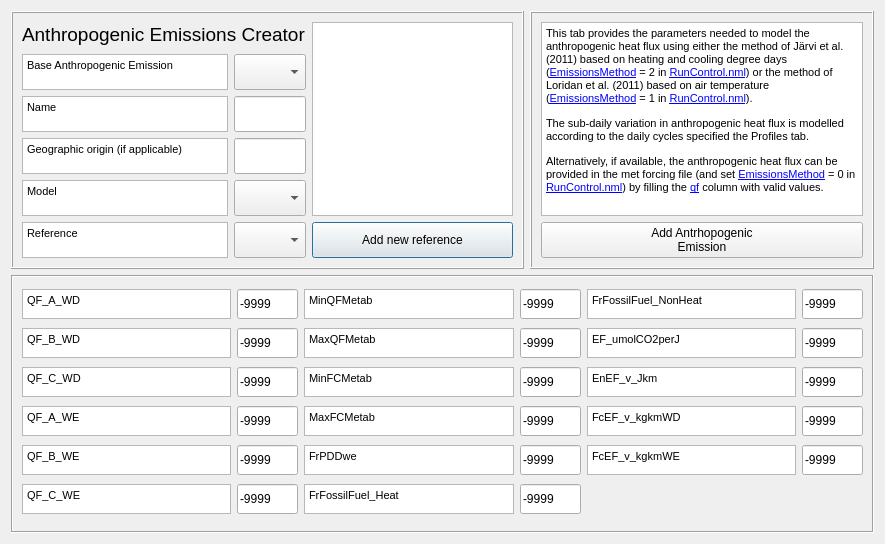
The window that tabs/anthropogenic_emission_tab.ui (gusbacos/suews_database_manager) describes before a commit, drawn with Qt 5.
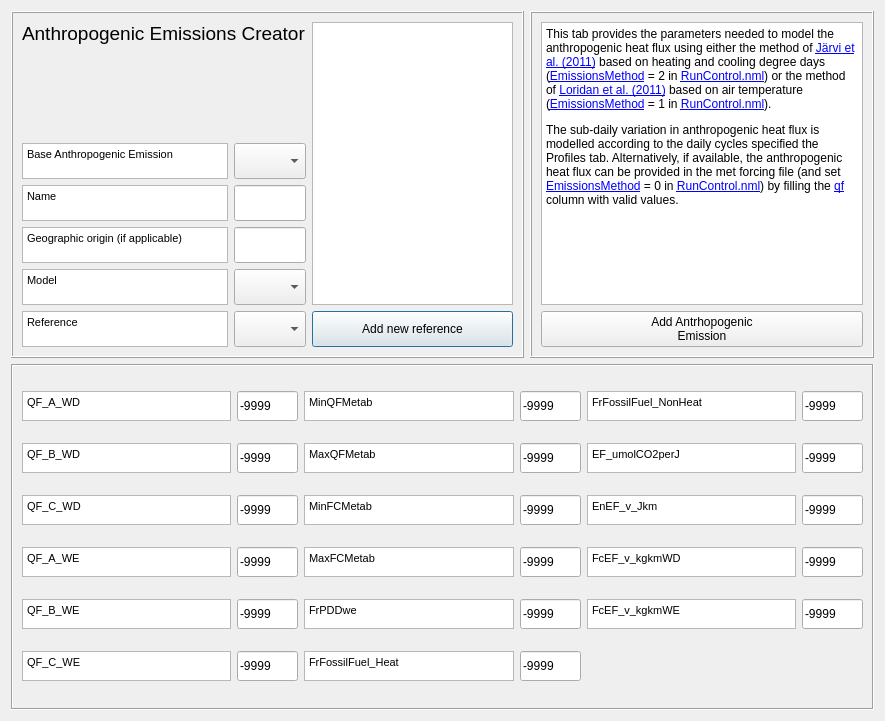
The same window after the commit. Custom widgets are drawn as their Qt base class.

```diff
--- a/tabs/anthropogenic_emission_tab.ui
+++ b/tabs/anthropogenic_emission_tab.ui
@@ -7,7 +7,7 @@
     <x>0</x>
     <y>0</y>
     <width>885</width>
-    <height>544</height>
+    <height>721</height>
    </rect>
   </property>
   <property name="sizePolicy">
@@ -41,102 +41,7 @@
       <enum>QFrame::Raised</enum>
      </property>
      <layout class="QGridLayout" name="gridLayout_2">
-      <item row="5" column="0">
-       <widget class="QTextBrowser" name="textBrowserOrig_2">
-        <property name="sizePolicy">
-         <sizepolicy hsizetype="Preferred" vsizetype="Preferred">
-          <horstretch>0</horstretch>
-          <verstretch>0</verstretch>
-         </sizepolicy>
-        </property>
-        <property name="maximumSize">
-         <size>
-          <width>500</width>
-          <height>36</height>
-         </size>
-        </property>
-        <property name="html">
-         <string>&lt;!DOCTYPE HTML PUBLIC &quot;-//W3C//DTD HTML 4.0//EN&quot; &quot;http://www.w3.org/TR/REC-html40/strict.dtd&quot;&gt;
-&lt;html&gt;&lt;head&gt;&lt;meta name=&quot;qrichtext&quot; content=&quot;1&quot; /&gt;&lt;style type=&quot;text/css&quot;&gt;
-p, li { white-space: pre-wrap; }
-&lt;/style&gt;&lt;/head&gt;&lt;body style=&quot; font-family:'MS Shell Dlg 2'; font-size:12pt; font-weight:400; font-style:normal;&quot;&gt;
-&lt;p style=&quot; margin-top:0px; margin-bottom:0px; margin-left:0px; margin-right:0px; -qt-block-indent:0; text-indent:0px;&quot;&gt;&lt;span style=&quot; font-size:8pt;&quot;&gt;Reference&lt;/span&gt;&lt;/p&gt;&lt;/body&gt;&lt;/html&gt;</string>
-        </property>
-       </widget>
-      </item>
-      <item row="5" column="1">
-       <widget class="QComboBox" name="comboBoxRef">
-        <property name="sizePolicy">
-         <sizepolicy hsizetype="Preferred" vsizetype="Preferred">
-          <horstretch>0</horstretch>
-          <verstretch>0</verstretch>
-         </sizepolicy>
-        </property>
-        <property name="minimumSize">
-         <size>
-          <width>0</width>
-          <height>14</height>
-         </size>
-        </property>
-        <property name="maximumSize">
-         <size>
-          <width>500</width>
-          <height>36</height>
-         </size>
-        </property>
-        <item>
-         <property name="text">
-          <string/>
-         </property>
-        </item>
-       </widget>
-      </item>
-      <item row="3" column="0">
-       <widget class="QTextBrowser" name="textBrowserOrig">
-        <property name="sizePolicy">
-         <sizepolicy hsizetype="Preferred" vsizetype="Preferred">
-          <horstretch>0</horstretch>
-          <verstretch>0</verstretch>
-         </sizepolicy>
-        </property>
-        <property name="maximumSize">
-         <size>
-          <width>500</width>
-          <height>36</height>
-         </size>
-        </property>
-        <property name="html">
-         <string>&lt;!DOCTYPE HTML PUBLIC &quot;-//W3C//DTD HTML 4.0//EN&quot; &quot;http://www.w3.org/TR/REC-html40/strict.dtd&quot;&gt;
-&lt;html&gt;&lt;head&gt;&lt;meta name=&quot;qrichtext&quot; content=&quot;1&quot; /&gt;&lt;style type=&quot;text/css&quot;&gt;
-p, li { white-space: pre-wrap; }
-&lt;/style&gt;&lt;/head&gt;&lt;body style=&quot; font-family:'MS Shell Dlg 2'; font-size:12pt; font-weight:400; font-style:normal;&quot;&gt;
-&lt;p style=&quot; margin-top:0px; margin-bottom:0px; margin-left:0px; margin-right:0px; -qt-block-indent:0; text-indent:0px;&quot;&gt;&lt;span style=&quot; font-size:8pt;&quot;&gt;Geographic origin (if applicable)&lt;/span&gt;&lt;/p&gt;&lt;/body&gt;&lt;/html&gt;</string>
-        </property>
-       </widget>
-      </item>
-      <item row="2" column="1">
-       <widget class="QgsFilterLineEdit" name="textEditName">
-        <property name="sizePolicy">
-         <sizepolicy hsizetype="Preferred" vsizetype="Preferred">
-          <horstretch>0</horstretch>
-          <verstretch>0</verstretch>
-         </sizepolicy>
-        </property>
-        <property name="maximumSize">
-         <size>
-          <width>16777215</width>
-          <height>36</height>
-         </size>
-        </property>
-        <property name="inputMethodHints">
-         <set>Qt::ImhNone</set>
-        </property>
-        <property name="qgisRelation" stdset="0">
-         <string notr="true"/>
-        </property>
-       </widget>
-      </item>
-      <item row="1" column="0">
+      <item row="2" column="0">
        <widget class="QTextBrowser" name="textBrowserBaseAnEm">
         <property name="sizePolicy">
          <sizepolicy hsizetype="Preferred" vsizetype="Preferred">
@@ -154,12 +59,58 @@
          <string>&lt;!DOCTYPE HTML PUBLIC &quot;-//W3C//DTD HTML 4.0//EN&quot; &quot;http://www.w3.org/TR/REC-html40/strict.dtd&quot;&gt;
 &lt;html&gt;&lt;head&gt;&lt;meta name=&quot;qrichtext&quot; content=&quot;1&quot; /&gt;&lt;style type=&quot;text/css&quot;&gt;
 p, li { white-space: pre-wrap; }
-&lt;/style&gt;&lt;/head&gt;&lt;body style=&quot; font-family:'MS Shell Dlg 2'; font-size:12pt; font-weight:400; font-style:normal;&quot;&gt;
+&lt;/style&gt;&lt;/head&gt;&lt;body style=&quot; font-family:'MS Shell Dlg 2'; font-size:7.8pt; font-weight:400; font-style:normal;&quot;&gt;
 &lt;p style=&quot; margin-top:0px; margin-bottom:0px; margin-left:0px; margin-right:0px; -qt-block-indent:0; text-indent:0px;&quot;&gt;&lt;span style=&quot; font-size:8pt;&quot;&gt;Base Anthropogenic Emission&lt;/span&gt;&lt;/p&gt;&lt;/body&gt;&lt;/html&gt;</string>
         </property>
        </widget>
       </item>
-      <item row="5" column="2">
+      <item row="4" column="0">
+       <widget class="QTextBrowser" name="textBrowserOrig">
+        <property name="sizePolicy">
+         <sizepolicy hsizetype="Preferred" vsizetype="Preferred">
+          <horstretch>0</horstretch>
+          <verstretch>0</verstretch>
+         </sizepolicy>
+        </property>
+        <property name="maximumSize">
+         <size>
+          <width>500</width>
+          <height>36</height>
+         </size>
+        </property>
+        <property name="html">
+         <string>&lt;!DOCTYPE HTML PUBLIC &quot;-//W3C//DTD HTML 4.0//EN&quot; &quot;http://www.w3.org/TR/REC-html40/strict.dtd&quot;&gt;
+&lt;html&gt;&lt;head&gt;&lt;meta name=&quot;qrichtext&quot; content=&quot;1&quot; /&gt;&lt;style type=&quot;text/css&quot;&gt;
+p, li { white-space: pre-wrap; }
+&lt;/style&gt;&lt;/head&gt;&lt;body style=&quot; font-family:'MS Shell Dlg 2'; font-size:7.8pt; font-weight:400; font-style:normal;&quot;&gt;
+&lt;p style=&quot; margin-top:0px; margin-bottom:0px; margin-left:0px; margin-right:0px; -qt-block-indent:0; text-indent:0px;&quot;&gt;&lt;span style=&quot; font-size:8pt;&quot;&gt;Geographic origin (if applicable)&lt;/span&gt;&lt;/p&gt;&lt;/body&gt;&lt;/html&gt;</string>
+        </property>
+       </widget>
+      </item>
+      <item row="5" column="0">
+       <widget class="QTextBrowser" name="textBrowserOrig_3">
+        <property name="sizePolicy">
+         <sizepolicy hsizetype="Preferred" vsizetype="Preferred">
+          <horstretch>0</horstretch>
+          <verstretch>0</verstretch>
+         </sizepolicy>
+        </property>
+        <property name="maximumSize">
+         <size>
+          <width>500</width>
+          <height>36</height>
+         </size>
+        </property>
+        <property name="html">
+         <string>&lt;!DOCTYPE HTML PUBLIC &quot;-//W3C//DTD HTML 4.0//EN&quot; &quot;http://www.w3.org/TR/REC-html40/strict.dtd&quot;&gt;
+&lt;html&gt;&lt;head&gt;&lt;meta name=&quot;qrichtext&quot; content=&quot;1&quot; /&gt;&lt;style type=&quot;text/css&quot;&gt;
+p, li { white-space: pre-wrap; }
+&lt;/style&gt;&lt;/head&gt;&lt;body style=&quot; font-family:'MS Shell Dlg 2'; font-size:7.8pt; font-weight:400; font-style:normal;&quot;&gt;
+&lt;p style=&quot; margin-top:0px; margin-bottom:0px; margin-left:0px; margin-right:0px; -qt-block-indent:0; text-indent:0px;&quot;&gt;&lt;span style=&quot; font-size:8pt;&quot;&gt;Model&lt;/span&gt;&lt;/p&gt;&lt;/body&gt;&lt;/html&gt;</string>
+        </property>
+       </widget>
+      </item>
+      <item row="6" column="2">
        <widget class="QPushButton" name="pushButtonToRefManager">
         <property name="sizePolicy">
          <sizepolicy hsizetype="Minimum" vsizetype="Expanding">
@@ -178,7 +129,45 @@
         </property>
        </widget>
       </item>
-      <item row="1" column="1">
+      <item row="0" column="2" rowspan="6">
+       <widget class="QTextBrowser" name="textBrowserRef">
+        <property name="sizePolicy">
+         <sizepolicy hsizetype="Preferred" vsizetype="Expanding">
+          <horstretch>0</horstretch>
+          <verstretch>0</verstretch>
+         </sizepolicy>
+        </property>
+        <property name="maximumSize">
+         <size>
+          <width>500</width>
+          <height>500</height>
+         </size>
+        </property>
+       </widget>
+      </item>
+      <item row="3" column="1">
+       <widget class="QgsFilterLineEdit" name="textEditName">
+        <property name="sizePolicy">
+         <sizepolicy hsizetype="Preferred" vsizetype="Preferred">
+          <horstretch>0</horstretch>
+          <verstretch>0</verstretch>
+         </sizepolicy>
+        </property>
+        <property name="maximumSize">
+         <size>
+          <width>16777215</width>
+          <height>36</height>
+         </size>
+        </property>
+        <property name="inputMethodHints">
+         <set>Qt::ImhNone</set>
+        </property>
+        <property name="qgisRelation" stdset="0">
+         <string notr="true"/>
+        </property>
+       </widget>
+      </item>
+      <item row="2" column="1">
        <widget class="QComboBox" name="comboBoxBaseAnEm">
         <property name="sizePolicy">
          <sizepolicy hsizetype="Preferred" vsizetype="Preferred">
@@ -197,7 +186,57 @@
         </property>
        </widget>
       </item>
-      <item row="3" column="1">
+      <item row="6" column="1">
+       <widget class="QComboBox" name="comboBoxRef">
+        <property name="sizePolicy">
+         <sizepolicy hsizetype="Preferred" vsizetype="Preferred">
+          <horstretch>0</horstretch>
+          <verstretch>0</verstretch>
+         </sizepolicy>
+        </property>
+        <property name="minimumSize">
+         <size>
+          <width>0</width>
+          <height>14</height>
+         </size>
+        </property>
+        <property name="maximumSize">
+         <size>
+          <width>500</width>
+          <height>36</height>
+         </size>
+        </property>
+        <item>
+         <property name="text">
+          <string/>
+         </property>
+        </item>
+       </widget>
+      </item>
+      <item row="6" column="0">
+       <widget class="QTextBrowser" name="textBrowserOrig_2">
+        <property name="sizePolicy">
+         <sizepolicy hsizetype="Preferred" vsizetype="Preferred">
+          <horstretch>0</horstretch>
+          <verstretch>0</verstretch>
+         </sizepolicy>
+        </property>
+        <property name="maximumSize">
+         <size>
+          <width>500</width>
+          <height>36</height>
+         </size>
+        </property>
+        <property name="html">
+         <string>&lt;!DOCTYPE HTML PUBLIC &quot;-//W3C//DTD HTML 4.0//EN&quot; &quot;http://www.w3.org/TR/REC-html40/strict.dtd&quot;&gt;
+&lt;html&gt;&lt;head&gt;&lt;meta name=&quot;qrichtext&quot; content=&quot;1&quot; /&gt;&lt;style type=&quot;text/css&quot;&gt;
+p, li { white-space: pre-wrap; }
+&lt;/style&gt;&lt;/head&gt;&lt;body style=&quot; font-family:'MS Shell Dlg 2'; font-size:7.8pt; font-weight:400; font-style:normal;&quot;&gt;
+&lt;p style=&quot; margin-top:0px; margin-bottom:0px; margin-left:0px; margin-right:0px; -qt-block-indent:0; text-indent:0px;&quot;&gt;&lt;span style=&quot; font-size:8pt;&quot;&gt;Reference&lt;/span&gt;&lt;/p&gt;&lt;/body&gt;&lt;/html&gt;</string>
+        </property>
+       </widget>
+      </item>
+      <item row="4" column="1">
        <widget class="QgsFilterLineEdit" name="textEditOrig">
         <property name="sizePolicy">
          <sizepolicy hsizetype="Preferred" vsizetype="Preferred">
@@ -216,7 +255,7 @@
         </property>
        </widget>
       </item>
-      <item row="2" column="0">
+      <item row="3" column="0">
        <widget class="QTextBrowser" name="textBrowserDesc">
         <property name="sizePolicy">
          <sizepolicy hsizetype="Preferred" vsizetype="Preferred">
@@ -234,35 +273,12 @@
          <string>&lt;!DOCTYPE HTML PUBLIC &quot;-//W3C//DTD HTML 4.0//EN&quot; &quot;http://www.w3.org/TR/REC-html40/strict.dtd&quot;&gt;
 &lt;html&gt;&lt;head&gt;&lt;meta name=&quot;qrichtext&quot; content=&quot;1&quot; /&gt;&lt;style type=&quot;text/css&quot;&gt;
 p, li { white-space: pre-wrap; }
-&lt;/style&gt;&lt;/head&gt;&lt;body style=&quot; font-family:'MS Shell Dlg 2'; font-size:12pt; font-weight:400; font-style:normal;&quot;&gt;
+&lt;/style&gt;&lt;/head&gt;&lt;body style=&quot; font-family:'MS Shell Dlg 2'; font-size:7.8pt; font-weight:400; font-style:normal;&quot;&gt;
 &lt;p style=&quot; margin-top:0px; margin-bottom:0px; margin-left:0px; margin-right:0px; -qt-block-indent:0; text-indent:0px;&quot;&gt;&lt;span style=&quot; font-size:8pt;&quot;&gt;Name&lt;/span&gt;&lt;/p&gt;&lt;/body&gt;&lt;/html&gt;</string>
         </property>
        </widget>
       </item>
-      <item row="4" column="0">
-       <widget class="QTextBrowser" name="textBrowserOrig_3">
-        <property name="sizePolicy">
-         <sizepolicy hsizetype="Preferred" vsizetype="Preferred">
-          <horstretch>0</horstretch>
-          <verstretch>0</verstretch>
-         </sizepolicy>
-        </property>
-        <property name="maximumSize">
-         <size>
-          <width>500</width>
-          <height>36</height>
-         </size>
-        </property>
-        <property name="html">
-         <string>&lt;!DOCTYPE HTML PUBLIC &quot;-//W3C//DTD HTML 4.0//EN&quot; &quot;http://www.w3.org/TR/REC-html40/strict.dtd&quot;&gt;
-&lt;html&gt;&lt;head&gt;&lt;meta name=&quot;qrichtext&quot; content=&quot;1&quot; /&gt;&lt;style type=&quot;text/css&quot;&gt;
-p, li { white-space: pre-wrap; }
-&lt;/style&gt;&lt;/head&gt;&lt;body style=&quot; font-family:'MS Shell Dlg 2'; font-size:12pt; font-weight:400; font-style:normal;&quot;&gt;
-&lt;p style=&quot; margin-top:0px; margin-bottom:0px; margin-left:0px; margin-right:0px; -qt-block-indent:0; text-indent:0px;&quot;&gt;&lt;span style=&quot; font-size:8pt;&quot;&gt;Model&lt;/span&gt;&lt;/p&gt;&lt;/body&gt;&lt;/html&gt;</string>
-        </property>
-       </widget>
-      </item>
-      <item row="4" column="1">
+      <item row="5" column="1">
        <widget class="QComboBox" name="comboBoxModel">
         <property name="sizePolicy">
          <sizepolicy hsizetype="Preferred" vsizetype="Preferred">
@@ -306,22 +322,6 @@
         </item>
        </widget>
       </item>
-      <item row="0" column="2" rowspan="5">
-       <widget class="QTextBrowser" name="textBrowserRef">
-        <property name="sizePolicy">
-         <sizepolicy hsizetype="Preferred" vsizetype="Expanding">
-          <horstretch>0</horstretch>
-          <verstretch>0</verstretch>
-         </sizepolicy>
-        </property>
-        <property name="maximumSize">
-         <size>
-          <width>500</width>
-          <height>500</height>
-         </size>
-        </property>
-       </widget>
-      </item>
       <item row="0" column="0" colspan="2">
        <widget class="QLabel" name="label_46">
         <property name="text">
@@ -333,6 +333,19 @@
         </property>
        </widget>
       </item>
+      <item row="1" column="0">
+       <spacer name="verticalSpacer">
+        <property name="orientation">
+         <enum>Qt::Vertical</enum>
+        </property>
+        <property name="sizeHint" stdset="0">
+         <size>
+          <width>20</width>
+          <height>40</height>
+         </size>
+        </property>
+       </spacer>
+      </item>
      </layout>
     </widget>
    </item>
@@ -369,10 +382,9 @@
          <string>&lt;!DOCTYPE HTML PUBLIC &quot;-//W3C//DTD HTML 4.0//EN&quot; &quot;http://www.w3.org/TR/REC-html40/strict.dtd&quot;&gt;
 &lt;html&gt;&lt;head&gt;&lt;meta name=&quot;qrichtext&quot; content=&quot;1&quot; /&gt;&lt;style type=&quot;text/css&quot;&gt;
 p, li { white-space: pre-wrap; }
-&lt;/style&gt;&lt;/head&gt;&lt;body style=&quot; font-family:'MS Shell Dlg 2'; font-size:12pt; font-weight:400; font-style:normal;&quot;&gt;
-&lt;p style=&quot; margin-top:12px; margin-bottom:12px; margin-left:0px; margin-right:0px; -qt-block-indent:0; text-indent:0px;&quot;&gt;&lt;span style=&quot; font-size:8pt;&quot;&gt;This tab provides the parameters needed to model the anthropogenic heat flux using either the method of Järvi et al. (2011) based on heating and cooling degree days (&lt;/span&gt;&lt;a href=&quot;https://suews.readthedocs.io/en/latest/input_files/RunControl/scheme_options.html#cmdoption-arg-EmissionsMethod&quot;&gt;&lt;span style=&quot; font-family:'Courier New'; font-size:8pt; text-decoration: underline; color:#0000ff;&quot;&gt;EmissionsMethod&lt;/span&gt;&lt;/a&gt;&lt;span style=&quot; font-size:8pt;&quot;&gt; = 2 in &lt;/span&gt;&lt;a href=&quot;https://suews.readthedocs.io/en/latest/input_files/RunControl/RunControl.html#runcontrol-nml&quot;&gt;&lt;span style=&quot; font-size:8pt; text-decoration: underline; color:#0000ff;&quot;&gt;RunControl.nml&lt;/span&gt;&lt;/a&gt;&lt;span style=&quot; font-size:8pt;&quot;&gt;) or the method of Loridan et al. (2011) based on air temperature (&lt;/span&gt;&lt;a href=&quot;https://suews.readthedocs.io/en/latest/input_files/RunControl/scheme_options.html#cmdoption-arg-EmissionsMethod&quot;&gt;&lt;span style=&quot; font-family:'Courier New'; font-size:8pt; text-decoration: underline; color:#0000ff;&quot;&gt;EmissionsMethod&lt;/span&gt;&lt;/a&gt;&lt;span style=&quot; font-size:8pt;&quot;&gt; = 1 in &lt;/span&gt;&lt;a href=&quot;https://suews.readthedocs.io/en/latest/input_files/RunControl/RunControl.html#runcontrol-nml&quot;&gt;&lt;span style=&quot; font-size:8pt; text-decoration: underline; color:#0000ff;&quot;&gt;RunControl.nml&lt;/span&gt;&lt;/a&gt;&lt;span style=&quot; font-size:8pt;&quot;&gt;).&lt;/span&gt;&lt;/p&gt;
-&lt;p style=&quot; margin-top:12px; margin-bottom:12px; margin-left:0px; margin-right:0px; -qt-block-indent:0; text-indent:0px;&quot;&gt;&lt;span style=&quot; font-size:8pt;&quot;&gt;The sub-daily variation in anthropogenic heat flux is modelled according to the daily cycles specified the Profiles tab.&lt;/span&gt;&lt;/p&gt;
-&lt;p style=&quot; margin-top:12px; margin-bottom:12px; margin-left:0px; margin-right:0px; -qt-block-indent:0; text-indent:0px;&quot;&gt;&lt;span style=&quot; font-size:8pt;&quot;&gt;Alternatively, if available, the anthropogenic heat flux can be provided in the met forcing file (and set &lt;/span&gt;&lt;a href=&quot;https://suews.readthedocs.io/en/latest/input_files/RunControl/scheme_options.html#cmdoption-arg-EmissionsMethod&quot;&gt;&lt;span style=&quot; font-family:'Courier New'; font-size:8pt; text-decoration: underline; color:#0000ff;&quot;&gt;EmissionsMethod&lt;/span&gt;&lt;/a&gt;&lt;span style=&quot; font-size:8pt;&quot;&gt; = 0 in &lt;/span&gt;&lt;a href=&quot;https://suews.readthedocs.io/en/latest/input_files/RunControl/RunControl.html#runcontrol-nml&quot;&gt;&lt;span style=&quot; font-size:8pt; text-decoration: underline; color:#0000ff;&quot;&gt;RunControl.nml&lt;/span&gt;&lt;/a&gt;&lt;span style=&quot; font-size:8pt;&quot;&gt;) by filling the &lt;/span&gt;&lt;a href=&quot;https://suews.readthedocs.io/en/latest/input_files/SUEWS_SiteInfo/Input_Options.html#cmdoption-arg-qf&quot;&gt;&lt;span style=&quot; font-family:'Courier New'; font-size:8pt; text-decoration: underline; color:#0000ff;&quot;&gt;qf&lt;/span&gt;&lt;/a&gt;&lt;span style=&quot; font-size:8pt;&quot;&gt; column with valid values.&lt;/span&gt;&lt;/p&gt;&lt;/body&gt;&lt;/html&gt;</string>
+&lt;/style&gt;&lt;/head&gt;&lt;body style=&quot; font-family:'MS Shell Dlg 2'; font-size:7.8pt; font-weight:400; font-style:normal;&quot;&gt;
+&lt;p style=&quot; margin-top:12px; margin-bottom:12px; margin-left:0px; margin-right:0px; -qt-block-indent:0; text-indent:0px;&quot;&gt;&lt;span style=&quot; font-size:9pt;&quot;&gt;This tab provides the parameters needed to model the anthropogenic heat flux using either the method of &lt;/span&gt;&lt;a href=&quot;https://doi.org/10.1016/j.jhydrol.2011.10.001&quot;&gt;&lt;span style=&quot; font-size:9pt; text-decoration: underline; color:#0000ff;&quot;&gt;Järvi et al. (2011)&lt;/span&gt;&lt;/a&gt;&lt;span style=&quot; font-size:9pt;&quot;&gt; based on heating and cooling degree days (&lt;/span&gt;&lt;a href=&quot;https://suews.readthedocs.io/en/latest/input_files/RunControl/scheme_options.html#cmdoption-arg-EmissionsMethod&quot;&gt;&lt;span style=&quot; font-size:9pt; text-decoration: underline; color:#0000ff;&quot;&gt;EmissionsMethod&lt;/span&gt;&lt;/a&gt;&lt;span style=&quot; font-size:9pt;&quot;&gt; = 2 in &lt;/span&gt;&lt;a href=&quot;https://suews.readthedocs.io/en/latest/input_files/RunControl/RunControl.html#runcontrol-nml&quot;&gt;&lt;span style=&quot; font-size:9pt; text-decoration: underline; color:#0000ff;&quot;&gt;RunControl.nml&lt;/span&gt;&lt;/a&gt;&lt;span style=&quot; font-size:9pt;&quot;&gt;) or the method of &lt;/span&gt;&lt;a href=&quot;https://doi.org/10.1175/2010JAMC2474.1&quot;&gt;&lt;span style=&quot; font-size:9pt; text-decoration: underline; color:#0000ff;&quot;&gt;Loridan et al. (2011)&lt;/span&gt;&lt;/a&gt;&lt;span style=&quot; font-size:9pt;&quot;&gt; based on air temperature (&lt;/span&gt;&lt;a href=&quot;https://suews.readthedocs.io/en/latest/input_files/RunControl/scheme_options.html#cmdoption-arg-EmissionsMethod&quot;&gt;&lt;span style=&quot; font-size:9pt; text-decoration: underline; color:#0000ff;&quot;&gt;EmissionsMethod&lt;/span&gt;&lt;/a&gt;&lt;span style=&quot; font-size:9pt;&quot;&gt; = 1 in &lt;/span&gt;&lt;a href=&quot;https://suews.readthedocs.io/en/latest/input_files/RunControl/RunControl.html#runcontrol-nml&quot;&gt;&lt;span style=&quot; font-size:9pt; text-decoration: underline; color:#0000ff;&quot;&gt;RunControl.nml&lt;/span&gt;&lt;/a&gt;&lt;span style=&quot; font-size:9pt;&quot;&gt;).&lt;/span&gt;&lt;/p&gt;
+&lt;p style=&quot; margin-top:12px; margin-bottom:12px; margin-left:0px; margin-right:0px; -qt-block-indent:0; text-indent:0px;&quot;&gt;&lt;span style=&quot; font-size:9pt;&quot;&gt;The sub-daily variation in anthropogenic heat flux is modelled according to the daily cycles specified the Profiles tab. Alternatively, if available, the anthropogenic heat flux can be provided in the met forcing file (and set &lt;/span&gt;&lt;a href=&quot;https://suews.readthedocs.io/en/latest/input_files/RunControl/scheme_options.html#cmdoption-arg-EmissionsMethod&quot;&gt;&lt;span style=&quot; font-size:9pt; text-decoration: underline; color:#0000ff;&quot;&gt;EmissionsMethod&lt;/span&gt;&lt;/a&gt;&lt;span style=&quot; font-size:9pt;&quot;&gt; = 0 in &lt;/span&gt;&lt;a href=&quot;https://suews.readthedocs.io/en/latest/input_files/RunControl/RunControl.html#runcontrol-nml&quot;&gt;&lt;span style=&quot; font-size:9pt; text-decoration: underline; color:#0000ff;&quot;&gt;RunControl.nml&lt;/span&gt;&lt;/a&gt;&lt;span style=&quot; font-size:9pt;&quot;&gt;) by filling the &lt;/span&gt;&lt;a href=&quot;https://suews.readthedocs.io/en/latest/input_files/SUEWS_SiteInfo/Input_Options.html#cmdoption-arg-qf&quot;&gt;&lt;span style=&quot; font-size:9pt; text-decoration: underline; color:#0000ff;&quot;&gt;qf&lt;/span&gt;&lt;/a&gt;&lt;span style=&quot; font-size:9pt;&quot;&gt; column with valid values.&lt;/span&gt;&lt;/p&gt;&lt;/body&gt;&lt;/html&gt;</string>
         </property>
         <property name="openExternalLinks">
          <bool>true</bool>
@@ -488,7 +500,7 @@
          <string>&lt;!DOCTYPE HTML PUBLIC &quot;-//W3C//DTD HTML 4.0//EN&quot; &quot;http://www.w3.org/TR/REC-html40/strict.dtd&quot;&gt;
 &lt;html&gt;&lt;head&gt;&lt;meta name=&quot;qrichtext&quot; content=&quot;1&quot; /&gt;&lt;style type=&quot;text/css&quot;&gt;
 p, li { white-space: pre-wrap; }
-&lt;/style&gt;&lt;/head&gt;&lt;body style=&quot; font-family:'MS Shell Dlg 2'; font-size:12pt; font-weight:400; font-style:normal;&quot;&gt;
+&lt;/style&gt;&lt;/head&gt;&lt;body style=&quot; font-family:'MS Shell Dlg 2'; font-size:7.8pt; font-weight:400; font-style:normal;&quot;&gt;
 &lt;p style=&quot; margin-top:0px; margin-bottom:0px; margin-left:0px; margin-right:0px; -qt-block-indent:0; text-indent:0px;&quot;&gt;&lt;span style=&quot; font-size:8pt;&quot;&gt;QF_A_WE&lt;/span&gt;&lt;/p&gt;&lt;/body&gt;&lt;/html&gt;</string>
         </property>
        </widget>
@@ -520,7 +532,7 @@
          <string>&lt;!DOCTYPE HTML PUBLIC &quot;-//W3C//DTD HTML 4.0//EN&quot; &quot;http://www.w3.org/TR/REC-html40/strict.dtd&quot;&gt;
 &lt;html&gt;&lt;head&gt;&lt;meta name=&quot;qrichtext&quot; content=&quot;1&quot; /&gt;&lt;style type=&quot;text/css&quot;&gt;
 p, li { white-space: pre-wrap; }
-&lt;/style&gt;&lt;/head&gt;&lt;body style=&quot; font-family:'MS Shell Dlg 2'; font-size:12pt; font-weight:400; font-style:normal;&quot;&gt;
+&lt;/style&gt;&lt;/head&gt;&lt;body style=&quot; font-family:'MS Shell Dlg 2'; font-size:7.8pt; font-weight:400; font-style:normal;&quot;&gt;
 &lt;p style=&quot; margin-top:0px; margin-bottom:0px; margin-left:0px; margin-right:0px; -qt-block-indent:0; text-indent:0px;&quot;&gt;&lt;span style=&quot; font-size:8pt;&quot;&gt;QF_A_WD&lt;/span&gt;&lt;/p&gt;&lt;/body&gt;&lt;/html&gt;</string>
         </property>
        </widget>
@@ -552,7 +564,7 @@
          <string>&lt;!DOCTYPE HTML PUBLIC &quot;-//W3C//DTD HTML 4.0//EN&quot; &quot;http://www.w3.org/TR/REC-html40/strict.dtd&quot;&gt;
 &lt;html&gt;&lt;head&gt;&lt;meta name=&quot;qrichtext&quot; content=&quot;1&quot; /&gt;&lt;style type=&quot;text/css&quot;&gt;
 p, li { white-space: pre-wrap; }
-&lt;/style&gt;&lt;/head&gt;&lt;body style=&quot; font-family:'MS Shell Dlg 2'; font-size:12pt; font-weight:400; font-style:normal;&quot;&gt;
+&lt;/style&gt;&lt;/head&gt;&lt;body style=&quot; font-family:'MS Shell Dlg 2'; font-size:7.8pt; font-weight:400; font-style:normal;&quot;&gt;
 &lt;p style=&quot; margin-top:0px; margin-bottom:0px; margin-left:0px; margin-right:0px; -qt-block-indent:0; text-indent:0px;&quot;&gt;&lt;span style=&quot; font-size:8pt;&quot;&gt;QF_B_WE&lt;/span&gt;&lt;/p&gt;&lt;/body&gt;&lt;/html&gt;</string>
         </property>
        </widget>
@@ -659,7 +671,7 @@
          <string>&lt;!DOCTYPE HTML PUBLIC &quot;-//W3C//DTD HTML 4.0//EN&quot; &quot;http://www.w3.org/TR/REC-html40/strict.dtd&quot;&gt;
 &lt;html&gt;&lt;head&gt;&lt;meta name=&quot;qrichtext&quot; content=&quot;1&quot; /&gt;&lt;style type=&quot;text/css&quot;&gt;
 p, li { white-space: pre-wrap; }
-&lt;/style&gt;&lt;/head&gt;&lt;body style=&quot; font-family:'MS Shell Dlg 2'; font-size:12pt; font-weight:400; font-style:normal;&quot;&gt;
+&lt;/style&gt;&lt;/head&gt;&lt;body style=&quot; font-family:'MS Shell Dlg 2'; font-size:7.8pt; font-weight:400; font-style:normal;&quot;&gt;
 &lt;p style=&quot; margin-top:0px; margin-bottom:0px; margin-left:0px; margin-right:0px; -qt-block-indent:0; text-indent:0px;&quot;&gt;&lt;span style=&quot; font-size:8pt;&quot;&gt;QF_C_WD&lt;/span&gt;&lt;/p&gt;&lt;/body&gt;&lt;/html&gt;</string>
         </property>
        </widget>
@@ -691,7 +703,7 @@
          <string>&lt;!DOCTYPE HTML PUBLIC &quot;-//W3C//DTD HTML 4.0//EN&quot; &quot;http://www.w3.org/TR/REC-html40/strict.dtd&quot;&gt;
 &lt;html&gt;&lt;head&gt;&lt;meta name=&quot;qrichtext&quot; content=&quot;1&quot; /&gt;&lt;style type=&quot;text/css&quot;&gt;
 p, li { white-space: pre-wrap; }
-&lt;/style&gt;&lt;/head&gt;&lt;body style=&quot; font-family:'MS Shell Dlg 2'; font-size:12pt; font-weight:400; font-style:normal;&quot;&gt;
+&lt;/style&gt;&lt;/head&gt;&lt;body style=&quot; font-family:'MS Shell Dlg 2'; font-size:7.8pt; font-weight:400; font-style:normal;&quot;&gt;
 &lt;p style=&quot; margin-top:0px; margin-bottom:0px; margin-left:0px; margin-right:0px; -qt-block-indent:0; text-indent:0px;&quot;&gt;&lt;span style=&quot; font-size:8pt;&quot;&gt;QF_B_WD&lt;/span&gt;&lt;/p&gt;&lt;/body&gt;&lt;/html&gt;</string>
         </property>
        </widget>
@@ -748,7 +760,7 @@
          <string>&lt;!DOCTYPE HTML PUBLIC &quot;-//W3C//DTD HTML 4.0//EN&quot; &quot;http://www.w3.org/TR/REC-html40/strict.dtd&quot;&gt;
 &lt;html&gt;&lt;head&gt;&lt;meta name=&quot;qrichtext&quot; content=&quot;1&quot; /&gt;&lt;style type=&quot;text/css&quot;&gt;
 p, li { white-space: pre-wrap; }
-&lt;/style&gt;&lt;/head&gt;&lt;body style=&quot; font-family:'MS Shell Dlg 2'; font-size:12pt; font-weight:400; font-style:normal;&quot;&gt;
+&lt;/style&gt;&lt;/head&gt;&lt;body style=&quot; font-family:'MS Shell Dlg 2'; font-size:7.8pt; font-weight:400; font-style:normal;&quot;&gt;
 &lt;p style=&quot; margin-top:0px; margin-bottom:0px; margin-left:0px; margin-right:0px; -qt-block-indent:0; text-indent:0px;&quot;&gt;&lt;span style=&quot; font-size:8pt;&quot;&gt;QF_C_WE&lt;/span&gt;&lt;/p&gt;&lt;/body&gt;&lt;/html&gt;</string>
         </property>
        </widget>
@@ -780,7 +792,7 @@
          <string>&lt;!DOCTYPE HTML PUBLIC &quot;-//W3C//DTD HTML 4.0//EN&quot; &quot;http://www.w3.org/TR/REC-html40/strict.dtd&quot;&gt;
 &lt;html&gt;&lt;head&gt;&lt;meta name=&quot;qrichtext&quot; content=&quot;1&quot; /&gt;&lt;style type=&quot;text/css&quot;&gt;
 p, li { white-space: pre-wrap; }
-&lt;/style&gt;&lt;/head&gt;&lt;body style=&quot; font-family:'MS Shell Dlg 2'; font-size:12pt; font-weight:400; font-style:normal;&quot;&gt;
+&lt;/style&gt;&lt;/head&gt;&lt;body style=&quot; font-family:'MS Shell Dlg 2'; font-size:7.8pt; font-weight:400; font-style:normal;&quot;&gt;
 &lt;p style=&quot; margin-top:12px; margin-bottom:12px; margin-left:0px; margin-right:0px; -qt-block-indent:0; text-indent:0px;&quot;&gt;&lt;span style=&quot; font-size:8pt;&quot;&gt;FrFossilFuel_Heat&lt;/span&gt;&lt;/p&gt;&lt;/body&gt;&lt;/html&gt;</string>
         </property>
        </widget>
@@ -862,7 +874,7 @@
          <string>&lt;!DOCTYPE HTML PUBLIC &quot;-//W3C//DTD HTML 4.0//EN&quot; &quot;http://www.w3.org/TR/REC-html40/strict.dtd&quot;&gt;
 &lt;html&gt;&lt;head&gt;&lt;meta name=&quot;qrichtext&quot; content=&quot;1&quot; /&gt;&lt;style type=&quot;text/css&quot;&gt;
 p, li { white-space: pre-wrap; }
-&lt;/style&gt;&lt;/head&gt;&lt;body style=&quot; font-family:'MS Shell Dlg 2'; font-size:12pt; font-weight:400; font-style:normal;&quot;&gt;
+&lt;/style&gt;&lt;/head&gt;&lt;body style=&quot; font-family:'MS Shell Dlg 2'; font-size:7.8pt; font-weight:400; font-style:normal;&quot;&gt;
 &lt;p style=&quot; margin-top:12px; margin-bottom:12px; margin-left:0px; margin-right:0px; -qt-block-indent:0; text-indent:0px;&quot;&gt;&lt;span style=&quot; font-size:8pt;&quot;&gt;FrPDDwe&lt;/span&gt;&lt;/p&gt;&lt;/body&gt;&lt;/html&gt;</string>
         </property>
        </widget>
@@ -919,7 +931,7 @@
          <string>&lt;!DOCTYPE HTML PUBLIC &quot;-//W3C//DTD HTML 4.0//EN&quot; &quot;http://www.w3.org/TR/REC-html40/strict.dtd&quot;&gt;
 &lt;html&gt;&lt;head&gt;&lt;meta name=&quot;qrichtext&quot; content=&quot;1&quot; /&gt;&lt;style type=&quot;text/css&quot;&gt;
 p, li { white-space: pre-wrap; }
-&lt;/style&gt;&lt;/head&gt;&lt;body style=&quot; font-family:'MS Shell Dlg 2'; font-size:12pt; font-weight:400; font-style:normal;&quot;&gt;
+&lt;/style&gt;&lt;/head&gt;&lt;body style=&quot; font-family:'MS Shell Dlg 2'; font-size:7.8pt; font-weight:400; font-style:normal;&quot;&gt;
 &lt;p style=&quot; margin-top:0px; margin-bottom:0px; margin-left:0px; margin-right:0px; -qt-block-indent:0; text-indent:0px;&quot;&gt;&lt;span style=&quot; font-size:8pt;&quot;&gt;MaxFCMetab&lt;/span&gt;&lt;/p&gt;&lt;/body&gt;&lt;/html&gt;</string>
         </property>
        </widget>
@@ -976,7 +988,7 @@
          <string>&lt;!DOCTYPE HTML PUBLIC &quot;-//W3C//DTD HTML 4.0//EN&quot; &quot;http://www.w3.org/TR/REC-html40/strict.dtd&quot;&gt;
 &lt;html&gt;&lt;head&gt;&lt;meta name=&quot;qrichtext&quot; content=&quot;1&quot; /&gt;&lt;style type=&quot;text/css&quot;&gt;
 p, li { white-space: pre-wrap; }
-&lt;/style&gt;&lt;/head&gt;&lt;body style=&quot; font-family:'MS Shell Dlg 2'; font-size:12pt; font-weight:400; font-style:normal;&quot;&gt;
+&lt;/style&gt;&lt;/head&gt;&lt;body style=&quot; font-family:'MS Shell Dlg 2'; font-size:7.8pt; font-weight:400; font-style:normal;&quot;&gt;
 &lt;p style=&quot; margin-top:0px; margin-bottom:0px; margin-left:0px; margin-right:0px; -qt-block-indent:0; text-indent:0px;&quot;&gt;&lt;span style=&quot; font-size:8pt;&quot;&gt;MinFCMetab&lt;/span&gt;&lt;/p&gt;&lt;/body&gt;&lt;/html&gt;</string>
         </property>
        </widget>
@@ -1033,7 +1045,7 @@
          <string>&lt;!DOCTYPE HTML PUBLIC &quot;-//W3C//DTD HTML 4.0//EN&quot; &quot;http://www.w3.org/TR/REC-html40/strict.dtd&quot;&gt;
 &lt;html&gt;&lt;head&gt;&lt;meta name=&quot;qrichtext&quot; content=&quot;1&quot; /&gt;&lt;style type=&quot;text/css&quot;&gt;
 p, li { white-space: pre-wrap; }
-&lt;/style&gt;&lt;/head&gt;&lt;body style=&quot; font-family:'MS Shell Dlg 2'; font-size:12pt; font-weight:400; font-style:normal;&quot;&gt;
+&lt;/style&gt;&lt;/head&gt;&lt;body style=&quot; font-family:'MS Shell Dlg 2'; font-size:7.8pt; font-weight:400; font-style:normal;&quot;&gt;
 &lt;p style=&quot; margin-top:0px; margin-bottom:0px; margin-left:0px; margin-right:0px; -qt-block-indent:0; text-indent:0px;&quot;&gt;&lt;span style=&quot; font-size:8pt;&quot;&gt;MaxQFMetab&lt;/span&gt;&lt;/p&gt;&lt;/body&gt;&lt;/html&gt;</string>
         </property>
        </widget>
@@ -1065,7 +1077,7 @@
          <string>&lt;!DOCTYPE HTML PUBLIC &quot;-//W3C//DTD HTML 4.0//EN&quot; &quot;http://www.w3.org/TR/REC-html40/strict.dtd&quot;&gt;
 &lt;html&gt;&lt;head&gt;&lt;meta name=&quot;qrichtext&quot; content=&quot;1&quot; /&gt;&lt;style type=&quot;text/css&quot;&gt;
 p, li { white-space: pre-wrap; }
-&lt;/style&gt;&lt;/head&gt;&lt;body style=&quot; font-family:'MS Shell Dlg 2'; font-size:12pt; font-weight:400; font-style:normal;&quot;&gt;
+&lt;/style&gt;&lt;/head&gt;&lt;body style=&quot; font-family:'MS Shell Dlg 2'; font-size:7.8pt; font-weight:400; font-style:normal;&quot;&gt;
 &lt;p style=&quot; margin-top:12px; margin-bottom:12px; margin-left:0px; margin-right:0px; -qt-block-indent:0; text-indent:0px;&quot;&gt;&lt;span style=&quot; font-size:8pt;&quot;&gt;MinQFMetab&lt;/span&gt;&lt;/p&gt;&lt;/body&gt;&lt;/html&gt;</string>
         </property>
        </widget>
@@ -1122,7 +1134,7 @@
          <string>&lt;!DOCTYPE HTML PUBLIC &quot;-//W3C//DTD HTML 4.0//EN&quot; &quot;http://www.w3.org/TR/REC-html40/strict.dtd&quot;&gt;
 &lt;html&gt;&lt;head&gt;&lt;meta name=&quot;qrichtext&quot; content=&quot;1&quot; /&gt;&lt;style type=&quot;text/css&quot;&gt;
 p, li { white-space: pre-wrap; }
-&lt;/style&gt;&lt;/head&gt;&lt;body style=&quot; font-family:'MS Shell Dlg 2'; font-size:12pt; font-weight:400; font-style:normal;&quot;&gt;
+&lt;/style&gt;&lt;/head&gt;&lt;body style=&quot; font-family:'MS Shell Dlg 2'; font-size:7.8pt; font-weight:400; font-style:normal;&quot;&gt;
 &lt;p style=&quot; margin-top:12px; margin-bottom:12px; margin-left:0px; margin-right:0px; -qt-block-indent:0; text-indent:0px;&quot;&gt;&lt;span style=&quot; font-size:8pt;&quot;&gt;FcEF_v_kgkmWE&lt;/span&gt;&lt;/p&gt;&lt;/body&gt;&lt;/html&gt;</string>
         </property>
        </widget>
@@ -1204,7 +1216,7 @@
          <string>&lt;!DOCTYPE HTML PUBLIC &quot;-//W3C//DTD HTML 4.0//EN&quot; &quot;http://www.w3.org/TR/REC-html40/strict.dtd&quot;&gt;
 &lt;html&gt;&lt;head&gt;&lt;meta name=&quot;qrichtext&quot; content=&quot;1&quot; /&gt;&lt;style type=&quot;text/css&quot;&gt;
 p, li { white-space: pre-wrap; }
-&lt;/style&gt;&lt;/head&gt;&lt;body style=&quot; font-family:'MS Shell Dlg 2'; font-size:12pt; font-weight:400; font-style:normal;&quot;&gt;
+&lt;/style&gt;&lt;/head&gt;&lt;body style=&quot; font-family:'MS Shell Dlg 2'; font-size:7.8pt; font-weight:400; font-style:normal;&quot;&gt;
 &lt;p style=&quot; margin-top:12px; margin-bottom:12px; margin-left:0px; margin-right:0px; -qt-block-indent:0; text-indent:0px;&quot;&gt;&lt;span style=&quot; font-size:8pt;&quot;&gt;FcEF_v_kgkmWD&lt;/span&gt;&lt;/p&gt;&lt;/body&gt;&lt;/html&gt;</string>
         </property>
        </widget>
@@ -1261,7 +1273,7 @@
          <string>&lt;!DOCTYPE HTML PUBLIC &quot;-//W3C//DTD HTML 4.0//EN&quot; &quot;http://www.w3.org/TR/REC-html40/strict.dtd&quot;&gt;
 &lt;html&gt;&lt;head&gt;&lt;meta name=&quot;qrichtext&quot; content=&quot;1&quot; /&gt;&lt;style type=&quot;text/css&quot;&gt;
 p, li { white-space: pre-wrap; }
-&lt;/style&gt;&lt;/head&gt;&lt;body style=&quot; font-family:'MS Shell Dlg 2'; font-size:12pt; font-weight:400; font-style:normal;&quot;&gt;
+&lt;/style&gt;&lt;/head&gt;&lt;body style=&quot; font-family:'MS Shell Dlg 2'; font-size:7.8pt; font-weight:400; font-style:normal;&quot;&gt;
 &lt;p style=&quot; margin-top:12px; margin-bottom:12px; margin-left:0px; margin-right:0px; -qt-block-indent:0; text-indent:0px;&quot;&gt;&lt;span style=&quot; font-size:8pt;&quot;&gt;EnEF_v_Jkm&lt;/span&gt;&lt;/p&gt;&lt;/body&gt;&lt;/html&gt;</string>
         </property>
        </widget>
@@ -1318,7 +1330,7 @@
          <string>&lt;!DOCTYPE HTML PUBLIC &quot;-//W3C//DTD HTML 4.0//EN&quot; &quot;http://www.w3.org/TR/REC-html40/strict.dtd&quot;&gt;
 &lt;html&gt;&lt;head&gt;&lt;meta name=&quot;qrichtext&quot; content=&quot;1&quot; /&gt;&lt;style type=&quot;text/css&quot;&gt;
 p, li { white-space: pre-wrap; }
-&lt;/style&gt;&lt;/head&gt;&lt;body style=&quot; font-family:'MS Shell Dlg 2'; font-size:12pt; font-weight:400; font-style:normal;&quot;&gt;
+&lt;/style&gt;&lt;/head&gt;&lt;body style=&quot; font-family:'MS Shell Dlg 2'; font-size:7.8pt; font-weight:400; font-style:normal;&quot;&gt;
 &lt;p style=&quot; margin-top:12px; margin-bottom:12px; margin-left:0px; margin-right:0px; -qt-block-indent:0; text-indent:0px;&quot;&gt;&lt;span style=&quot; font-size:8pt;&quot;&gt;EF_umolCO2perJ&lt;/span&gt;&lt;/p&gt;&lt;/body&gt;&lt;/html&gt;</string>
         </property>
        </widget>
@@ -1350,7 +1362,7 @@
          <string>&lt;!DOCTYPE HTML PUBLIC &quot;-//W3C//DTD HTML 4.0//EN&quot; &quot;http://www.w3.org/TR/REC-html40/strict.dtd&quot;&gt;
 &lt;html&gt;&lt;head&gt;&lt;meta name=&quot;qrichtext&quot; content=&quot;1&quot; /&gt;&lt;style type=&quot;text/css&quot;&gt;
 p, li { white-space: pre-wrap; }
-&lt;/style&gt;&lt;/head&gt;&lt;body style=&quot; font-family:'MS Shell Dlg 2'; font-size:12pt; font-weight:400; font-style:normal;&quot;&gt;
+&lt;/style&gt;&lt;/head&gt;&lt;body style=&quot; font-family:'MS Shell Dlg 2'; font-size:7.8pt; font-weight:400; font-style:normal;&quot;&gt;
 &lt;p style=&quot; margin-top:0px; margin-bottom:0px; margin-left:0px; margin-right:0px; -qt-block-indent:0; text-indent:0px;&quot;&gt;&lt;span style=&quot; font-size:8pt;&quot;&gt;FrFossilFuel_NonHeat&lt;/span&gt;&lt;/p&gt;&lt;/body&gt;&lt;/html&gt;</string>
         </property>
        </widget>
```
